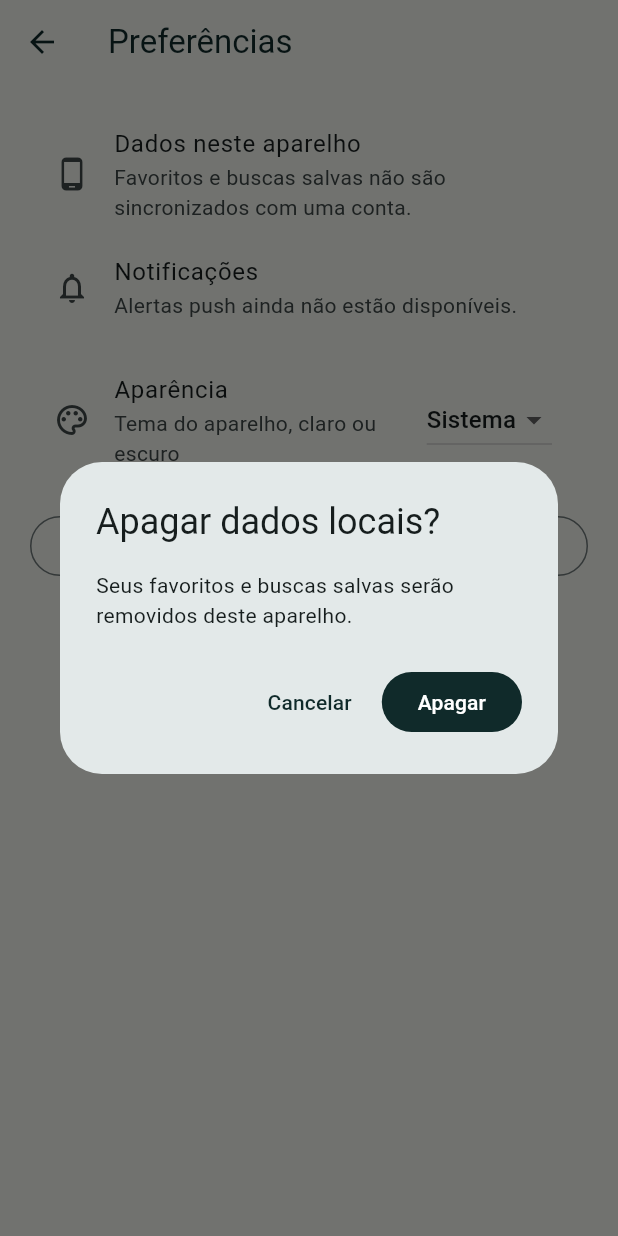
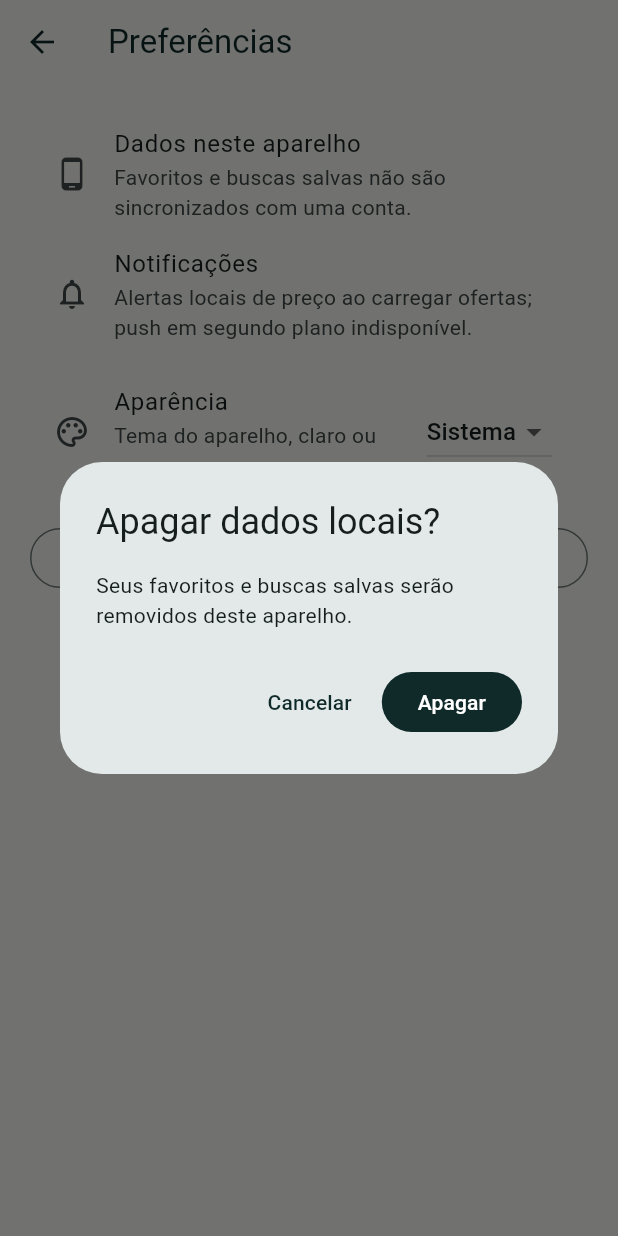
Before and after one commit to emersongabriel29-pixel/radar-promo-brasil, a Flutter app: the PreferencesScreen screen opened directly, after a tap on "Apagar favoritos e buscas", on a phone screen of 412 x 824 dp. Run offline on Flutter 3.47's test engine with Material 3 defaults, Android fonts, the phone set to English and light mode, and no system bars; our stand-ins replace shared_preferences; accounts and stored records are empty; network calls fail.

Commit message:
fix(android): clarify local price alerts and API quota errors

```diff
--- a/mobile/radar_promo_ofertas/lib/screens/preferences.dart
+++ b/mobile/radar_promo_ofertas/lib/screens/preferences.dart
@@ -91,7 +91,7 @@ class _SavedSearchesScreenState extends State<SavedSearchesScreen> {
           keyboardType: const TextInputType.numberWithOptions(decimal: true),
           decoration: const InputDecoration(
             labelText: 'Preço máximo (R\$)',
-            helperText: 'Apenas referência local; não envia notificações.',
+            helperText: 'Alerta local ao abrir ou atualizar ofertas; sem monitoramento em segundo plano.',
           ),
         ),
         actions: [
@@ -219,11 +219,11 @@ class _SavedSearchesScreenState extends State<SavedSearchesScreen> {
       ),
       const SizedBox(height: 16),
       const Text(
-        'Para excluir uma busca, deslize o cartão para o lado. Pausar e definir preço são preferências locais; não controlam notificações reais.',
+        'Para excluir uma busca, deslize o cartão para o lado. Pausar uma busca também desativa seus alertas locais.',
       ),
       const SizedBox(height: 8),
       const Text(
-        'As buscas ficam neste aparelho. Esta versão não envia alertas ou notificações em segundo plano.',
+        'As buscas ficam neste aparelho. Alertas de preço são verificados quando as ofertas são carregadas; não há notificações em segundo plano.',
         style: TextStyle(color: Color(0xFF6B7C72)),
       ),
     ],
@@ -261,7 +261,7 @@ class _PreferencesScreenState extends State<PreferencesScreen> {
     if (confirm != true || !mounted) return;
     setState(() => working = true);
     final prefs = await SharedPreferences.getInstance();
-    for (final key in ['favorites', 'saved_offers', 'saved_searches', 'saved_search_target_prices', 'saved_search_muted']) {
+    for (final key in ['favorites', 'saved_offers', 'saved_searches', 'saved_search_target_prices', 'saved_search_muted', 'price_alert_seen_v1']) {
       await prefs.remove(key);
     }
     if (!mounted) return;
@@ -287,7 +287,7 @@ class _PreferencesScreenState extends State<PreferencesScreen> {
         const ListTile(
           leading: Icon(Icons.notifications_none),
           title: Text('Notificações'),
-          subtitle: Text('Alertas push ainda não estão disponíveis.'),
+          subtitle: Text('Alertas locais de preço ao carregar ofertas; push em segundo plano indisponível.'),
         ),
         const SizedBox(height: 12),
         ValueListenableBuilder<ThemeMode>(
```
